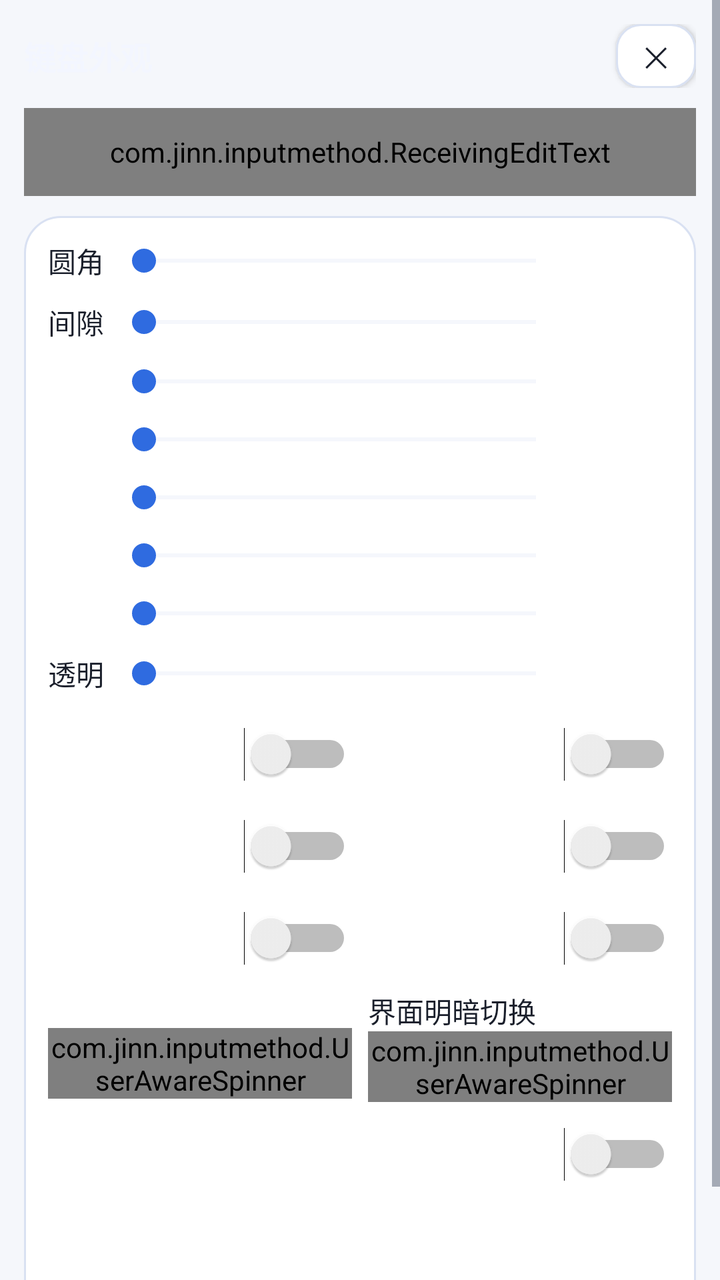
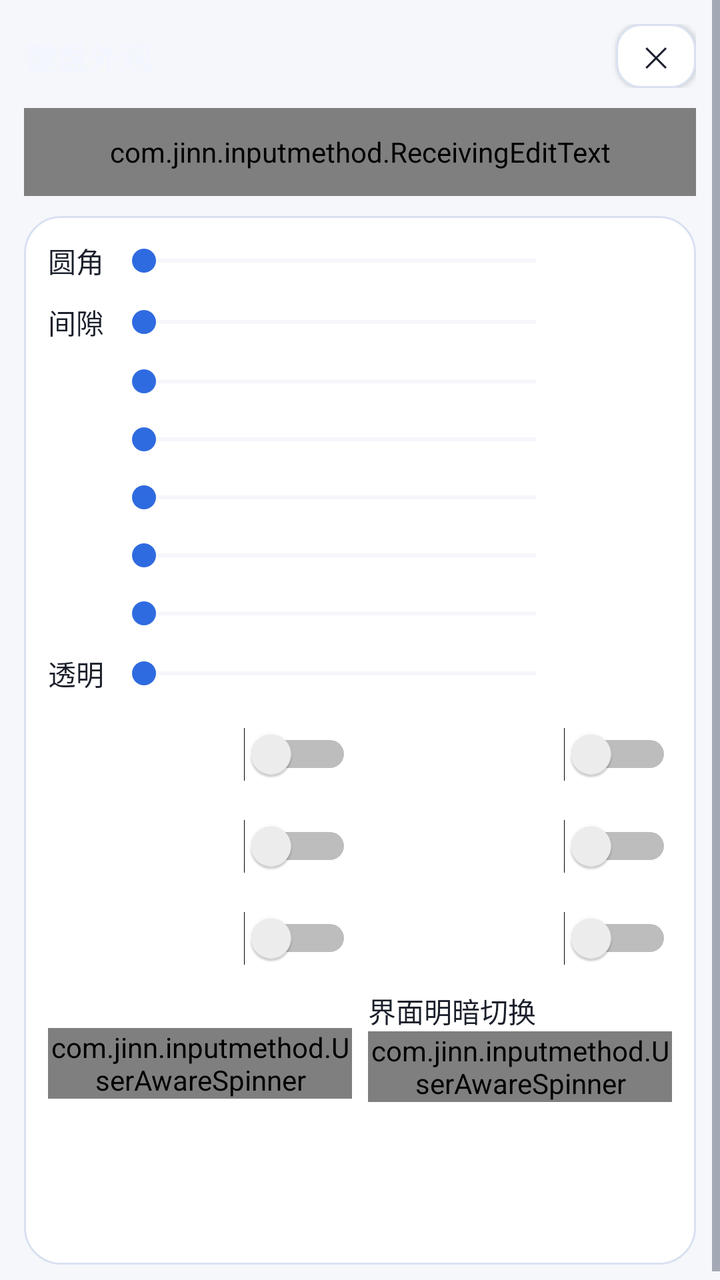

Compare the two renders of this Android layout. The source of the first and the diff that turns it into the second are given below.
<!-- AndroidManifest.xml: application theme AppTheme -->
<!-- res/layout/activity_key_appearance.xml -->
<?xml version="1.0" encoding="utf-8"?>
<ScrollView xmlns:android="http://schemas.android.com/apk/res/android"
    android:layout_width="match_parent"
    android:layout_height="match_parent"
    android:fitsSystemWindows="true"
    android:overScrollMode="never">

    <LinearLayout
        android:layout_width="match_parent"
        android:layout_height="wrap_content"
        android:orientation="vertical"
        android:padding="12dp">

        <LinearLayout
            android:layout_width="match_parent"
            android:layout_height="wrap_content"
            android:gravity="center_vertical"
            android:orientation="horizontal">

            <TextView
                android:id="@+id/text_key_appearance_title"
                android:layout_width="0dp"
                android:layout_height="wrap_content"
                android:layout_weight="1"
                android:text="@string/key_appearance_title"
                android:textColor="@color/key_appearance_fg"
                android:textSize="16sp"
                android:textStyle="bold" />

            <Button
                style="@style/SettingsButton"
                android:id="@+id/btn_key_appearance_close"
                android:layout_width="40dp"
                android:layout_height="32dp"
                android:minWidth="0dp"
                android:paddingStart="0dp"
                android:paddingEnd="0dp"
                android:text="@string/symbol_order_close"
                android:textSize="14sp" />
        </LinearLayout>

        
        <com.jinn.inputmethod.ReceivingEditText
            android:layout_width="match_parent"
            android:layout_height="44dp"
            android:layout_marginTop="10dp"
            android:layout_marginBottom="10dp"
            android:background="@drawable/field_aurora"
            android:hint="@string/settings_ime_test_hint"
            android:importantForAutofill="no"
            android:imeOptions="actionDone"
            android:inputType="text"
            android:maxLines="1"
            android:paddingStart="12dp"
            android:paddingEnd="12dp"
            android:textColor="@color/text_primary"
            android:textColorHint="@color/text_secondary"
            android:textSize="14sp" />

        <LinearLayout
            android:layout_width="match_parent"
            android:layout_height="wrap_content"
            android:background="@drawable/card_aurora"
            android:orientation="vertical"
            android:padding="12dp">

            
            <LinearLayout
                android:layout_width="match_parent"
                android:layout_height="wrap_content"
                android:gravity="center_vertical"
                android:orientation="horizontal">

                <TextView
                    android:id="@+id/label_key_corner"
                    android:layout_width="wrap_content"
                    android:layout_height="wrap_content"
                    android:minWidth="32dp"
                    android:text="@string/key_corner_title"
                    android:textColor="@color/text_primary"
                    android:textSize="14sp" />

                <SeekBar
                    android:id="@+id/seek_key_corner"
                    android:layout_width="0dp"
                    android:layout_height="wrap_content"
                    android:layout_marginStart="0dp"
                    android:layout_weight="1"
                    android:progressBackgroundTint="@color/card_stroke"
                    android:progressTint="@color/accent"
                    android:thumbTint="@color/accent" />

                <TextView
                    android:id="@+id/text_key_corner"
                    android:layout_width="wrap_content"
                    android:layout_height="wrap_content"
                    android:gravity="end"
                    android:minWidth="52dp"
                    android:textColor="@color/accent"
                    android:textSize="13sp" />
            </LinearLayout>

            
            <LinearLayout
                android:layout_width="match_parent"
                android:layout_height="wrap_content"
                android:layout_marginTop="10dp"
                android:gravity="center_vertical"
                android:orientation="horizontal">

                <TextView
                    android:id="@+id/label_key_gap"
                    android:layout_width="wrap_content"
                    android:layout_height="wrap_content"
                    android:minWidth="32dp"
                    android:text="@string/key_gap_title"
                    android:textColor="@color/text_primary"
                    android:textSize="14sp" />

                <SeekBar
                    android:id="@+id/seek_key_gap"
                    android:layout_width="0dp"
                    android:layout_height="wrap_content"
                    android:layout_marginStart="0dp"
                    android:layout_weight="1"
                    android:progressBackgroundTint="@color/card_stroke"
                    android:progressTint="@color/accent"
                    android:thumbTint="@color/accent" />

                <TextView
                    android:id="@+id/text_key_gap"
                    android:layout_width="wrap_content"
                    android:layout_height="wrap_content"
                    android:gravity="end"
                    android:minWidth="52dp"
                    android:textColor="@color/accent"
                    android:textSize="13sp" />
            </LinearLayout>

            
            <LinearLayout
                android:layout_width="match_parent"
                android:layout_height="wrap_content"
                android:layout_marginTop="10dp"
                android:gravity="center_vertical"
                android:orientation="horizontal">

                <TextView
                    android:id="@+id/label_key_height"
                    android:layout_width="wrap_content"
                    android:layout_height="wrap_content"
                    android:minWidth="32dp"
                    android:textColor="@color/text_primary"
                    android:textSize="14sp" />

                <SeekBar
                    android:id="@+id/seek_key_height"
                    android:layout_width="0dp"
                    android:layout_height="wrap_content"
                    android:layout_marginStart="0dp"
                    android:layout_weight="1"
                    android:progressBackgroundTint="@color/card_stroke"
                    android:progressTint="@color/accent"
                    android:thumbTint="@color/accent" />

                <TextView
                    android:id="@+id/text_key_height"
                    android:layout_width="wrap_content"
                    android:layout_height="wrap_content"
                    android:gravity="end"
                    android:minWidth="52dp"
                    android:textColor="@color/accent"
                    android:textSize="13sp" />
            </LinearLayout>

            
            <LinearLayout
                android:layout_width="match_parent"
                android:layout_height="wrap_content"
                android:layout_marginTop="10dp"
                android:gravity="center_vertical"
                android:orientation="horizontal">

                <TextView
                    android:id="@+id/label_candidate_spacing"
                    android:layout_width="wrap_content"
                    android:layout_height="wrap_content"
                    android:minWidth="32dp"
                    android:textColor="@color/text_primary"
                    android:textSize="14sp" />

                <SeekBar
                    android:id="@+id/seek_candidate_spacing"
                    android:layout_width="0dp"
                    android:layout_height="wrap_content"
                    android:layout_marginStart="0dp"
                    android:layout_weight="1"
                    android:progressBackgroundTint="@color/card_stroke"
                    android:progressTint="@color/accent"
                    android:thumbTint="@color/accent" />

                <TextView
                    android:id="@+id/text_candidate_spacing"
                    android:layout_width="wrap_content"
                    android:layout_height="wrap_content"
                    android:gravity="end"
                    android:minWidth="52dp"
                    android:textColor="@color/accent"
                    android:textSize="13sp" />
            </LinearLayout>

            
            <LinearLayout
                android:layout_width="match_parent"
                android:layout_height="wrap_content"
                android:layout_marginTop="10dp"
                android:gravity="center_vertical"
                android:orientation="horizontal">

                <TextView
                    android:id="@+id/label_candidate_text_size"
                    android:layout_width="wrap_content"
                    android:layout_height="wrap_content"
                    android:minWidth="32dp"
                    android:textColor="@color/text_primary"
                    android:textSize="14sp" />

                <SeekBar
                    android:id="@+id/seek_candidate_text_size"
                    android:layout_width="0dp"
                    android:layout_height="wrap_content"
                    android:layout_marginStart="0dp"
                    android:layout_weight="1"
                    android:progressBackgroundTint="@color/card_stroke"
                    android:progressTint="@color/accent"
                    android:thumbTint="@color/accent" />

                <TextView
                    android:id="@+id/text_candidate_text_size"
                    android:layout_width="wrap_content"
                    android:layout_height="wrap_content"
                    android:gravity="end"
                    android:minWidth="52dp"
                    android:textColor="@color/accent"
                    android:textSize="13sp" />
            </LinearLayout>

            
            <LinearLayout
                android:layout_width="match_parent"
                android:layout_height="wrap_content"
                android:layout_marginTop="10dp"
                android:gravity="center_vertical"
                android:orientation="horizontal">

                <TextView
                    android:id="@+id/label_pinyin_text_size"
                    android:layout_width="wrap_content"
                    android:layout_height="wrap_content"
                    android:minWidth="32dp"
                    android:textColor="@color/text_primary"
                    android:textSize="14sp" />

                <SeekBar
                    android:id="@+id/seek_pinyin_text_size"
                    android:layout_width="0dp"
                    android:layout_height="wrap_content"
                    android:layout_marginStart="0dp"
                    android:layout_weight="1"
                    android:progressBackgroundTint="@color/card_stroke"
                    android:progressTint="@color/accent"
                    android:thumbTint="@color/accent" />

                <TextView
                    android:id="@+id/text_pinyin_text_size"
                    android:layout_width="wrap_content"
                    android:layout_height="wrap_content"
                    android:gravity="end"
                    android:minWidth="52dp"
                    android:textColor="@color/accent"
                    android:textSize="13sp" />
            </LinearLayout>

            
            <LinearLayout
                android:layout_width="match_parent"
                android:layout_height="wrap_content"
                android:layout_marginTop="10dp"
                android:gravity="center_vertical"
                android:orientation="horizontal">

                <TextView
                    android:id="@+id/label_pinyin_line_gap"
                    android:layout_width="wrap_content"
                    android:layout_height="wrap_content"
                    android:minWidth="32dp"
                    android:textColor="@color/text_primary"
                    android:textSize="14sp" />

                <SeekBar
                    android:id="@+id/seek_pinyin_line_gap"
                    android:layout_width="0dp"
                    android:layout_height="wrap_content"
                    android:layout_marginStart="0dp"
                    android:layout_weight="1"
                    android:progressBackgroundTint="@color/card_stroke"
                    android:progressTint="@color/accent"
                    android:thumbTint="@color/accent" />

                <TextView
                    android:id="@+id/text_pinyin_line_gap"
                    android:layout_width="wrap_content"
                    android:layout_height="wrap_content"
                    android:gravity="end"
                    android:minWidth="52dp"
                    android:textColor="@color/accent"
                    android:textSize="13sp" />
            </LinearLayout>

            
            <LinearLayout
                android:layout_width="match_parent"
                android:layout_height="wrap_content"
                android:layout_marginTop="10dp"
                android:gravity="center_vertical"
                android:orientation="horizontal">

                <TextView
                    android:id="@+id/label_key_transparency"
                    android:layout_width="wrap_content"
                    android:layout_height="wrap_content"
                    android:minWidth="32dp"
                    android:text="@string/key_transparency_title"
                    android:textColor="@color/text_primary"
                    android:textSize="14sp" />

                <SeekBar
                    android:id="@+id/seek_key_transparency"
                    android:layout_width="0dp"
                    android:layout_height="wrap_content"
                    android:layout_marginStart="0dp"
                    android:layout_weight="1"
                    android:progressBackgroundTint="@color/card_stroke"
                    android:progressTint="@color/accent"
                    android:thumbTint="@color/accent" />

                <TextView
                    android:id="@+id/text_key_transparency"
                    android:layout_width="wrap_content"
                    android:layout_height="wrap_content"
                    android:gravity="end"
                    android:minWidth="52dp"
                    android:textColor="@color/accent"
                    android:textSize="13sp" />
            </LinearLayout>

            
            <LinearLayout
                android:layout_width="match_parent"
                android:layout_height="wrap_content"
                android:layout_marginTop="10dp"
                android:baselineAligned="false"
                android:orientation="horizontal">

                <Switch
                    android:id="@+id/switch_letter_uppercase"
                    android:layout_width="0dp"
                    android:layout_height="wrap_content"
                    android:layout_weight="1"
                    android:minHeight="40dp"
                    android:textColor="@color/text_primary"
                    android:textSize="14sp" />

                <Switch
                    android:id="@+id/switch_key_hint"
                    android:layout_width="0dp"
                    android:layout_height="wrap_content"
                    android:layout_marginStart="8dp"
                    android:layout_weight="1"
                    android:minHeight="40dp"
                    android:textColor="@color/text_primary"
                    android:textSize="14sp" />
            </LinearLayout>

            <LinearLayout
                android:layout_width="match_parent"
                android:layout_height="wrap_content"
                android:layout_marginTop="6dp"
                android:baselineAligned="false"
                android:orientation="horizontal">

                <Switch
                    android:id="@+id/switch_pinyin_quanpin"
                    android:layout_width="0dp"
                    android:layout_height="wrap_content"
                    android:layout_weight="1"
                    android:minHeight="40dp"
                    android:textColor="@color/text_primary"
                    android:textSize="14sp" />

                <Switch
                    android:id="@+id/switch_candidate_paging"
                    android:layout_width="0dp"
                    android:layout_height="wrap_content"
                    android:layout_marginStart="8dp"
                    android:layout_weight="1"
                    android:minHeight="40dp"
                    android:textColor="@color/text_primary"
                    android:textSize="14sp" />
            </LinearLayout>

            
            <LinearLayout
                android:layout_width="match_parent"
                android:layout_height="wrap_content"
                android:layout_marginTop="6dp"
                android:baselineAligned="false"
                android:orientation="horizontal">

                <Switch
                    android:id="@+id/switch_caps_oneshot"
                    android:layout_width="0dp"
                    android:layout_height="wrap_content"
                    android:layout_weight="1"
                    android:minHeight="40dp"
                    android:textColor="@color/text_primary"
                    android:textSize="14sp" />

                <Switch
                    android:id="@+id/switch_longpress_lower_uppercase"
                    android:layout_width="0dp"
                    android:layout_height="wrap_content"
                    android:layout_marginStart="8dp"
                    android:layout_weight="1"
                    android:minHeight="40dp"
                    android:textColor="@color/text_primary"
                    android:textSize="14sp" />
            </LinearLayout>

            <LinearLayout
                android:layout_width="match_parent"
                android:layout_height="wrap_content"
                android:layout_marginTop="6dp"
                android:baselineAligned="false"
                android:orientation="horizontal">

                <LinearLayout
                    android:layout_width="0dp"
                    android:layout_height="wrap_content"
                    android:layout_weight="1"
                    android:orientation="vertical">

                    <TextView
                        android:id="@+id/label_candidate_rows"
                        android:layout_width="match_parent"
                        android:layout_height="wrap_content"
                        android:textColor="@color/text_primary"
                        android:textSize="14sp" />

                    <com.jinn.inputmethod.UserAwareSpinner
                        android:id="@+id/spinner_candidate_rows"
                        android:layout_width="match_parent"
                        android:layout_height="wrap_content"
                        android:spinnerMode="dropdown" />
                </LinearLayout>

                <LinearLayout
                    android:layout_width="0dp"
                    android:layout_height="wrap_content"
                    android:layout_marginStart="8dp"
                    android:layout_weight="1"
                    android:orientation="vertical">

                    <TextView
                        android:id="@+id/label_theme_mode"
                        android:layout_width="match_parent"
                        android:layout_height="wrap_content"
                        android:text="@string/theme_card_title"
                        android:textColor="@color/text_primary"
                        android:textSize="14sp" />

                    <com.jinn.inputmethod.UserAwareSpinner
                        android:id="@+id/spinner_theme"
                        android:layout_width="match_parent"
                        android:layout_height="wrap_content"
                        android:spinnerMode="dropdown" />
                </LinearLayout>
            </LinearLayout>

            <LinearLayout
                android:id="@+id/row_theme_schedule"
                android:layout_width="match_parent"
                android:layout_height="wrap_content"
                android:layout_marginTop="6dp"
                android:orientation="horizontal"
                android:visibility="gone">

                <Button
                    style="@style/SettingsButton"
                    android:id="@+id/btn_theme_light_at"
                    android:layout_width="0dp"
                    android:layout_height="wrap_content"
                    android:layout_weight="1"
                    android:minWidth="0dp" />

                <Button
                    style="@style/SettingsButton"
                    android:id="@+id/btn_theme_dark_at"
                    android:layout_width="0dp"
                    android:layout_height="wrap_content"
                    android:layout_marginStart="8dp"
                    android:layout_weight="1"
                    android:minWidth="0dp" />
            </LinearLayout>

            
            <LinearLayout
                android:layout_width="match_parent"
                android:layout_height="wrap_content"
                android:layout_marginTop="6dp"
                android:baselineAligned="false"
                android:orientation="horizontal">

                <Switch
                    android:id="@+id/switch_number_row"
                    android:layout_width="0dp"
                    android:layout_height="wrap_content"
                    android:layout_weight="1"
                    android:minHeight="40dp"
                    android:textColor="@color/text_primary"
                    android:textSize="14sp" />
            </LinearLayout>
            
            
            <LinearLayout
                android:layout_width="match_parent"
                android:layout_height="wrap_content"
                android:layout_marginTop="12dp"
                android:gravity="center_vertical"
                android:orientation="horizontal">

                <TextView
                    android:id="@+id/text_skin_light_title"
                    android:layout_width="wrap_content"
                    android:layout_height="wrap_content"
                    android:textColor="@color/text_primary"
                    android:textSize="13sp"
                    android:textStyle="bold" />

                <TextView
                    android:id="@+id/text_skin_light_desc"
                    android:layout_width="0dp"
                    android:layout_height="wrap_content"
                    android:layout_marginStart="8dp"
                    android:layout_weight="1"
                    android:paddingStart="4dp"
                    android:paddingEnd="4dp"
                    android:textColor="@color/text_primary"
                    android:textSize="12sp" />
            </LinearLayout>

            <LinearLayout
                android:id="@+id/skin_row_light"
                android:layout_width="match_parent"
                android:layout_height="wrap_content"
                android:layout_marginTop="6dp"
                android:orientation="vertical" />

            <LinearLayout
                android:layout_width="match_parent"
                android:layout_height="wrap_content"
                android:layout_marginTop="10dp"
                android:gravity="center_vertical"
                android:orientation="horizontal">

                <TextView
                    android:id="@+id/text_skin_dark_title"
                    android:layout_width="wrap_content"
                    android:layout_height="wrap_content"
                    android:textColor="@color/text_primary"
                    android:textSize="13sp"
                    android:textStyle="bold" />

                <TextView
                    android:id="@+id/text_skin_dark_desc"
                    android:layout_width="0dp"
                    android:layout_height="wrap_content"
                    android:layout_marginStart="8dp"
                    android:layout_weight="1"
                    android:paddingStart="4dp"
                    android:paddingEnd="4dp"
                    android:textColor="@color/text_primary"
                    android:textSize="12sp" />
            </LinearLayout>

            <LinearLayout
                android:id="@+id/skin_row_dark"
                android:layout_width="match_parent"
                android:layout_height="wrap_content"
                android:layout_marginTop="6dp"
                android:orientation="vertical" />

        </LinearLayout>
    </LinearLayout>
</ScrollView>
<!-- resources referenced by this layout -->
<resources>
  <color name="accent">#2F6BE0</color>
  <color name="card_stroke">#D9E1F2</color>
  <color name="key_appearance_fg">#F3F6FF</color>
  <color name="text_primary">#1A1F2B</color>
  <color name="text_secondary">#5A6474</color>
  <!-- drawable card_aurora (drawable) -->
  <?xml version="1.0" encoding="utf-8"?>
  <shape xmlns:android="http://schemas.android.com/apk/res/android"
      android:shape="rectangle">
      <solid android:color="@color/card_bg" />
      <corners android:radius="18dp" />
      <stroke
          android:width="1dp"
          android:color="@color/card_stroke" />
  </shape>
  <!-- drawable field_aurora (drawable) -->
  <?xml version="1.0" encoding="utf-8"?>
  <selector xmlns:android="http://schemas.android.com/apk/res/android">
      <item android:state_focused="true">
          <shape android:shape="rectangle">
              <solid android:color="@color/field_bg" />
              <corners android:radius="12dp" />
              <stroke
                  android:width="1.5dp"
                  android:color="@color/aurora_cyan" />
          </shape>
      </item>
      <item>
          <shape android:shape="rectangle">
              <solid android:color="@color/field_bg" />
              <corners android:radius="12dp" />
              <stroke
                  android:width="1dp"
                  android:color="@color/card_stroke" />
          </shape>
      </item>
  </selector>
  <string name="key_appearance_title">键盘外观</string>
  <string name="key_corner_title">圆角</string>
  <string name="key_gap_title">间隙</string>
  <string name="key_transparency_title">透明</string>
  <string name="settings_ime_test_hint">点这里唤起键盘</string>
  <string name="symbol_order_close">✕</string>
  <string name="theme_card_title">界面明暗切换</string>
  <style name="SettingsButton">
          <item name="android:layout_width">match_parent</item>
          <item name="android:layout_height">40dp</item>
          <item name="android:background">@drawable/btn_aurora_secondary</item>
          <item name="android:textColor">@color/text_primary</item>
          <item name="android:textSize">13sp</item>
          <item name="android:gravity">center</item>
      </style>
  <color name="card_bg">#FFFFFF</color>
  <color name="field_bg">#F1F4FC</color>
  <color name="aurora_cyan">#0A7A90</color>
  <!-- drawable btn_aurora_secondary (drawable) -->
  <?xml version="1.0" encoding="utf-8"?>
  <ripple xmlns:android="http://schemas.android.com/apk/res/android"
      android:color="@color/ripple_on_surface">
      <item>
          <shape android:shape="rectangle">
              <solid android:color="@color/btn_secondary_bg" />
              <corners android:radius="12dp" />
              <stroke
                  android:width="1dp"
                  android:color="@color/card_stroke" />
          </shape>
      </item>
  </ripple>
  <color name="app_bg">#F5F7FB</color>
  <color name="nav_bar">#1A1F2B</color>
  <style name="AppDialogTheme" parent="@android:style/Theme.Material.Light.Dialog.Alert">
          <item name="android:colorAccent">@color/accent</item>
          <item name="android:colorBackground">@color/app_bg</item>
          <item name="android:textColorPrimary">@color/text_primary</item>
          <item name="android:textColorSecondary">@color/text_secondary</item>
          
          <item name="android:windowAnimationStyle">@null</item>
      </style>
  <color name="ripple_on_surface">#1A000000</color>
  <color name="btn_secondary_bg">#FFFFFF</color>
  <!-- unchanged entries left out for length: 1 -->
</resources>

<!-- the commit's change to res/layout/activity_key_appearance.xml (unified diff, before → after) -->
@@ -398,8 +398,9 @@
                     android:textColor="@color/text_primary"
                     android:textSize="14sp" />
 
+                
                 <Switch
-                    android:id="@+id/switch_candidate_paging"
+                    android:id="@+id/switch_number_row"
                     android:layout_width="0dp"
                     android:layout_height="wrap_content"
                     android:layout_marginStart="8dp"
@@ -514,23 +515,6 @@
             </LinearLayout>
 
             
-            <LinearLayout
-                android:layout_width="match_parent"
-                android:layout_height="wrap_content"
-                android:layout_marginTop="6dp"
-                android:baselineAligned="false"
-                android:orientation="horizontal">
-
-                <Switch
-                    android:id="@+id/switch_number_row"
-                    android:layout_width="0dp"
-                    android:layout_height="wrap_content"
-                    android:layout_weight="1"
-                    android:minHeight="40dp"
-                    android:textColor="@color/text_primary"
-                    android:textSize="14sp" />
-            </LinearLayout>
-            
             
             <LinearLayout
                 android:layout_width="match_parent"
